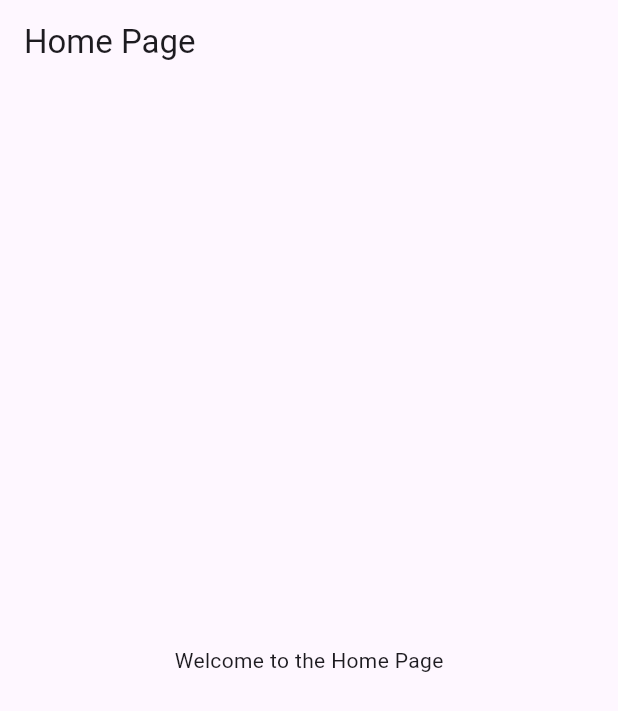
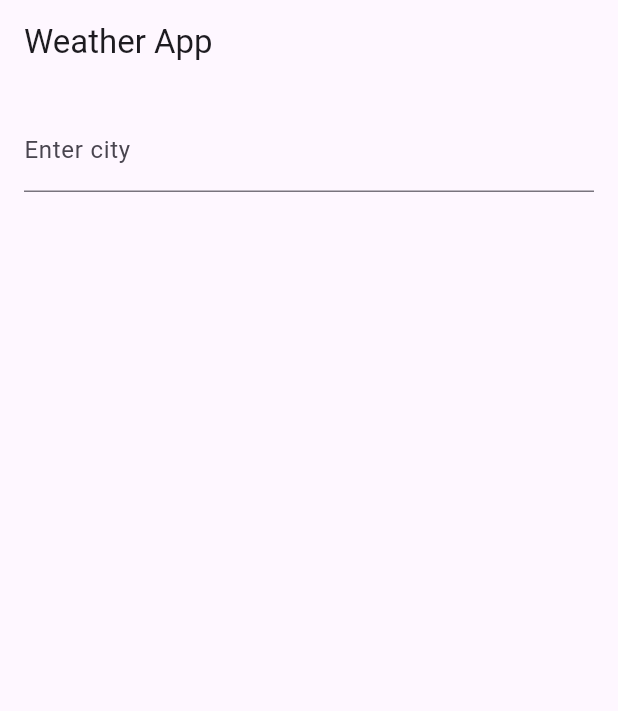
Before and after one commit to kardelenkeles/weather-app, a Flutter app: the screen it shows after launch, on a phone screen of 412 x 824 dp. Shown: the top 711 px of the screen. Run offline on Flutter 3.47's test engine with Material 3 defaults, Android fonts, the phone set to English and light mode, and no system bars; our stand-ins replace auto_route, flutter_dotenv, get_it.

Commit message:
weather service updated

```diff
--- a/lib/config/di/service_locator.dart
+++ b/lib/config/di/service_locator.dart
@@ -1,8 +1,10 @@
 import 'package:get_it/get_it.dart';
 import 'package:uplide_task/services/weather_service.dart';
+import 'package:uplide_task/viewmodels/weather_viewmodel.dart';
 
 final GetIt locator = GetIt.instance;
 
 void setupLocator() {
   locator.registerLazySingleton(() => WeatherService());
+  locator.registerLazySingleton(() => WeatherViewModel());
 }
--- /dev/null
+++ b/lib/config/router/app_router.dart
@@ -0,0 +1,14 @@
+import 'package:auto_route/auto_route.dart';
+import 'package:uplide_task/config/router/app_router.gr.dart';
+
+
+@AutoRouterConfig(replaceInRouteName: 'Screen,Route')
+class AppRouter extends $AppRouter {
+  @override
+  List<AutoRoute> get routes => [
+        AutoRoute(page: SplashRoute.page),
+        AutoRoute(page: HomeRoute.page, initial: true),
+        AutoRoute(page: WeatherDetailRoute.page),
+        AutoRoute(page: ExploreRoute.page),
+      ];
+}
--- a/lib/main.dart
+++ b/lib/main.dart
@@ -1,26 +1,36 @@
 import 'package:flutter/material.dart';
 import 'package:flutter_dotenv/flutter_dotenv.dart';
+import 'package:provider/provider.dart';
 import 'package:uplide_task/config/di/service_locator.dart';
-import 'package:uplide_task/view/screens/home_screen.dart';
+import 'package:uplide_task/config/router/app_router.dart';
+import 'package:uplide_task/viewmodels/weather_viewmodel.dart';
 
 Future<void> main() async {
+  WidgetsFlutterBinding.ensureInitialized();
+  await dotenv.load(fileName: ".env");
   setupLocator();
-  await dotenv.load(fileName: ".env");
-  runApp(const MyApp());
+  runApp(MyApp());
 }
 
 class MyApp extends StatelessWidget {
-  const MyApp({super.key});
+  MyApp({super.key});
+  final _appRouter = AppRouter();
 
   @override
   Widget build(BuildContext context) {
-    return MaterialApp(
-      debugShowCheckedModeBanner: false,
-      title: 'Flutter Demo',
-      theme: ThemeData(
-        primarySwatch: Colors.blue,
+    return MultiProvider(
+      providers: [
+        ChangeNotifierProvider(create: (_) => WeatherViewModel()),
+      ],
+      child: MaterialApp.router(
+        debugShowCheckedModeBanner: false,
+        title: 'Weather App',
+        theme: ThemeData(
+          primarySwatch: Colors.blue,
+        ),
+        routerDelegate: _appRouter.delegate(),
+        routeInformationParser: _appRouter.defaultRouteParser(),
       ),
-       home: HomePage(),
     );
   }
 }
--- a/lib/view/screens/home_screen.dart
+++ b/lib/view/screens/home_screen.dart
@@ -1,14 +1,51 @@
 import 'package:flutter/material.dart';
+import 'package:provider/provider.dart';
+import 'package:uplide_task/viewmodels/weather_viewmodel.dart';
 
-class HomePage extends StatelessWidget {
+class HomeScreen extends StatelessWidget {
+  final TextEditingController _controller = TextEditingController();
+
   @override
   Widget build(BuildContext context) {
+    final viewModel = Provider.of<WeatherViewModel>(context);
+
     return Scaffold(
       appBar: AppBar(
-        title: const Text('Home Page'),
+        title: const Text('Weather App'),
       ),
-      body: const Center(
-        child: Text('Welcome to the Home Page'),
+      body: Padding(
+        padding: const EdgeInsets.all(16.0),
+        child: Column(
+          children: [
+            TextField(
+              controller: _controller,
+              decoration: const InputDecoration(labelText: 'Enter city'),
+              onSubmitted: (value) {
+                viewModel.fetchWeather(value);
+              },
+            ),
+            const SizedBox(height: 20),
+            if (viewModel.isLoading)
+              const CircularProgressIndicator()
+            else if (viewModel.errorMessage.isNotEmpty)
+              Text(viewModel.errorMessage)
+            else
+              Expanded(
+                child: ListView.builder(
+                  itemCount: viewModel.weatherList.length,
+                  itemBuilder: (context, index) {
+                    final weather = viewModel.weatherList[index];
+                    return ListTile(
+                      title: Text(weather.dtTxt ?? ''),
+                      subtitle: Text(
+                        'Temp: ${weather.main?.temp}°C, ${weather.weather?[0].description}',
+                      ),
+                    );
+                  },
+                ),
+              ),
+          ],
+        ),
       ),
     );
   }
--- /dev/null
+++ b/lib/viewmodels/weather_viewmodel.dart
@@ -0,0 +1,30 @@
+import 'package:flutter/material.dart';
+import 'package:uplide_task/models/weather_model.dart';
+import 'package:uplide_task/services/weather_service.dart';
+
+class WeatherViewModel extends ChangeNotifier {
+  final WeatherService _weatherService = WeatherService();
+
+  List<WeatherModel> _weatherList = [];
+  bool _isLoading = false;
+  String _errorMessage = '';
+
+  List<WeatherModel> get weatherList => _weatherList;
+  bool get isLoading => _isLoading;
+  String get errorMessage => _errorMessage;
+
+  Future<void> fetchWeather(String city) async {
+    _isLoading = true;
+    _errorMessage = '';
+    notifyListeners();
+
+    try {
+      _weatherList = await _weatherService.fetchWeather(city);
+    } catch (e) {
+      _errorMessage = e.toString();
+    } finally {
+      _isLoading = false;
+      notifyListeners();
+    }
+  }
+}
--- a/pubspec.yaml
+++ b/pubspec.yaml
@@ -37,11 +37,11 @@ dependencies:
   cupertino_icons: ^1.0.6
   flutter_dotenv: ^5.1.0
   shared_preferences: ^2.2.3
-  auto_route: ^8.3.0
-  auto_route_generator: ^8.1.0
+  auto_route: ^7.2.0
   get_it: ^7.7.0
   provider: ^6.1.2
   http: ^1.2.2
+  geolocator: ^11.1.0
 
 dev_dependencies:
   flutter_test:
@@ -54,7 +54,7 @@ dev_dependencies:
   # rules and activating additional ones.
   flutter_lints: ^3.0.0
   build_runner: ^2.4.11
-
+  auto_route_generator: ^7.1.1
 # For information on the generic Dart part of this file, see the
 # following page: https://dart.dev/tools/pub/pubspec
 
```
Also changed, not shown: lib/services/weather_service.dart (+11 -6 lines), lib/view/screens/explore_screen.dart (+17 -0 lines), lib/view/screens/splash_screen.dart (+14 -0 lines), lib/view/screens/weather_detail_screen.dart (+17 -0 lines), lib/config/router/app_router.gr.dart (added), pubspec.lock, 5 other files.
